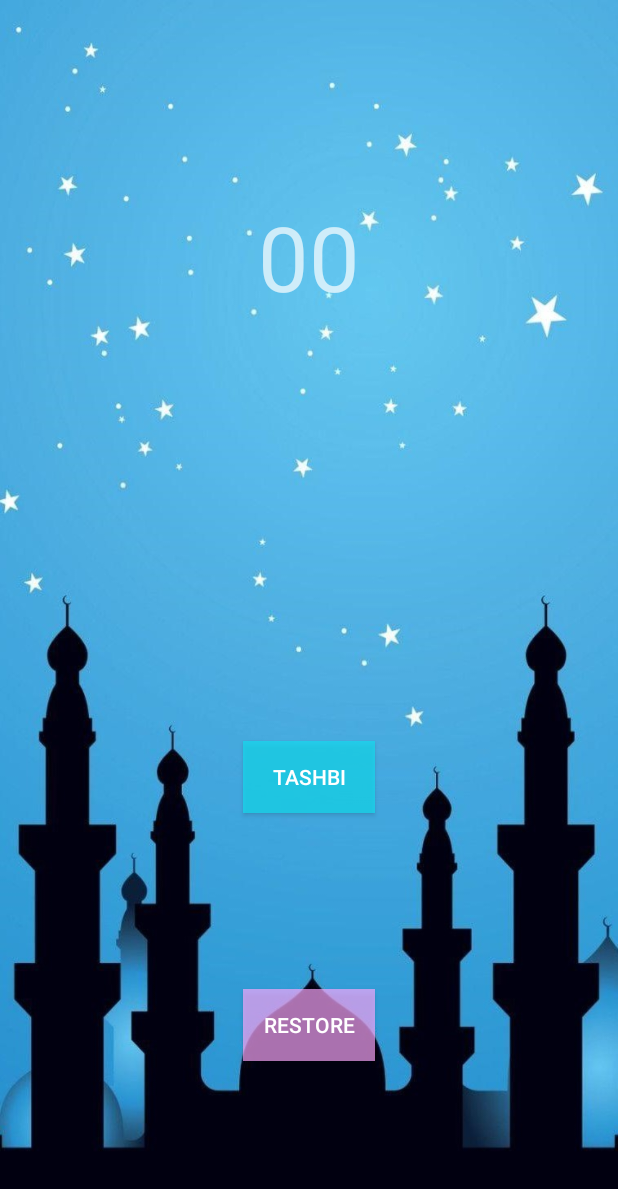
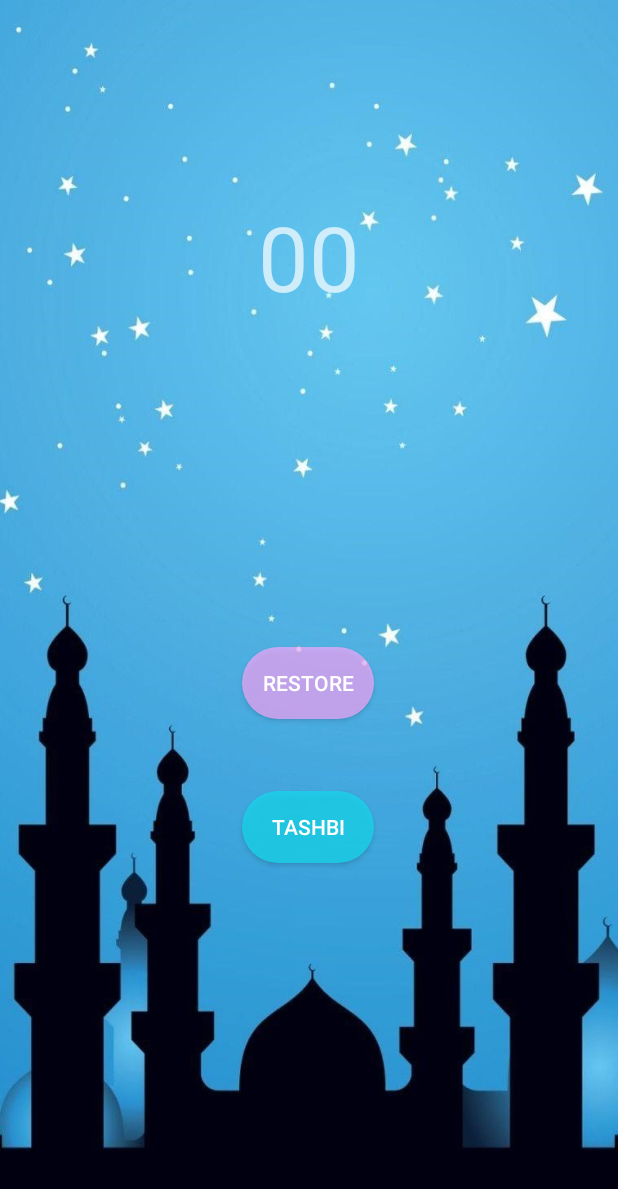
Before and after one commit to ZAWADBINSHARIF/TASHBI-APP, an Android app: the screen it shows after launch (MainActivity), on a phone screen of 412 x 824 dp. Shown: the top 1189 px of the screen. Run offline under Robolectric (Android 15) with nearby library versions, the phone set to English and light mode, and no system bars.

```diff
--- a/app/src/main/AndroidManifest.xml
+++ b/app/src/main/AndroidManifest.xml
@@ -9,7 +9,8 @@
         android:roundIcon="@mipmap/ic_launcher_tashbi_round"
         android:supportsRtl="true"
         android:theme="@style/AppTheme">
-        <activity android:name=".MainActivity">
+        <activity android:name=".MainActivity"
+            android:theme="@style/splashWindow">
             <intent-filter>
                 <action android:name="android.intent.action.MAIN" />
 
--- /dev/null
+++ b/app/src/main/res/drawable/restore_btn.xml
@@ -0,0 +1,5 @@
+<?xml version="1.0" encoding="utf-8"?>
+<shape xmlns:android="http://schemas.android.com/apk/res/android">
+<solid android:color="@color/restore_btn" android:width="1dp"/>
+    <corners android:radius="50dp"/>
+</shape>
--- /dev/null
+++ b/app/src/main/res/drawable/splash.xml
@@ -0,0 +1,6 @@
+<?xml version="1.0" encoding="utf-8"?>
+<layer-list xmlns:android="http://schemas.android.com/apk/res/android">
+    <item>
+        <bitmap android:src="@drawable/background2"/>
+    </item>
+</layer-list>
--- /dev/null
+++ b/app/src/main/res/drawable/tashbi_button.xml
@@ -0,0 +1,5 @@
+<?xml version="1.0" encoding="utf-8"?>
+<shape xmlns:android="http://schemas.android.com/apk/res/android">
+    <solid android:color="@color/tashbi_btn" android:width="1dp"/>
+    <corners android:radius="50dp"/>
+</shape>
--- a/app/src/main/res/layout/activity_main.xml
+++ b/app/src/main/res/layout/activity_main.xml
@@ -12,12 +12,15 @@
         android:id="@+id/restoreBtn"
         android:layout_width="wrap_content"
         android:layout_height="wrap_content"
-        android:background="#AFAF"
+        android:layout_marginTop="220dp"
+        android:background="@drawable/restore_btn"
         android:text="@string/restore"
         app:layout_constraintBottom_toBottomOf="parent"
-        app:layout_constraintEnd_toEndOf="parent"
-        app:layout_constraintStart_toStartOf="parent"
-        app:layout_constraintTop_toBottomOf="@+id/counter_btn" />
+        app:layout_constraintEnd_toEndOf="@+id/counterNumber"
+        app:layout_constraintHorizontal_bias="0.55"
+        app:layout_constraintStart_toStartOf="@+id/counterNumber"
+        app:layout_constraintTop_toBottomOf="@+id/counterNumber"
+        app:layout_constraintVertical_bias="0.0" />
 
     <TextView
         android:id="@+id/counterNumber"
@@ -37,12 +40,15 @@
         android:id="@+id/counter_btn"
         android:layout_width="wrap_content"
         android:layout_height="wrap_content"
-        android:background="#BC18DAEF"
+        android:layout_marginTop="48dp"
+        android:background="@drawable/tashbi_button"
         android:text="@string/tashbi"
         app:layout_constraintBottom_toBottomOf="parent"
-        app:layout_constraintEnd_toEndOf="@+id/counterNumber"
-        app:layout_constraintStart_toStartOf="@+id/counterNumber"
-        app:layout_constraintTop_toBottomOf="@+id/counterNumber" />
+        app:layout_constraintEnd_toEndOf="@+id/restoreBtn"
+        app:layout_constraintHorizontal_bias="0.0"
+        app:layout_constraintStart_toStartOf="@+id/restoreBtn"
+        app:layout_constraintTop_toBottomOf="@+id/restoreBtn"
+        app:layout_constraintVertical_bias="0.0" />
 
 
 </androidx.constraintlayout.widget.ConstraintLayout>
--- a/app/src/main/res/values/colors.xml
+++ b/app/src/main/res/values/colors.xml
@@ -3,4 +3,7 @@
     <color name="colorPrimary">#6200EE</color>
     <color name="colorPrimaryDark">#35C4EF</color>
     <color name="colorAccent">#03DAC5</color>
+
+    <color name="tashbi_btn">#BC18DAEF</color>
+    <color name="restore_btn">#AFAF</color>
 </resources>
--- a/app/src/main/res/values/styles.xml
+++ b/app/src/main/res/values/styles.xml
@@ -8,4 +8,8 @@
         <item name="colorAccent">@color/colorAccent</item>
     </style>
 
+    <style name="splashWindow" parent="AppTheme">
+        <item name="android:windowBackground">@drawable/splash</item>
+    </style>
+
 </resources>
```
